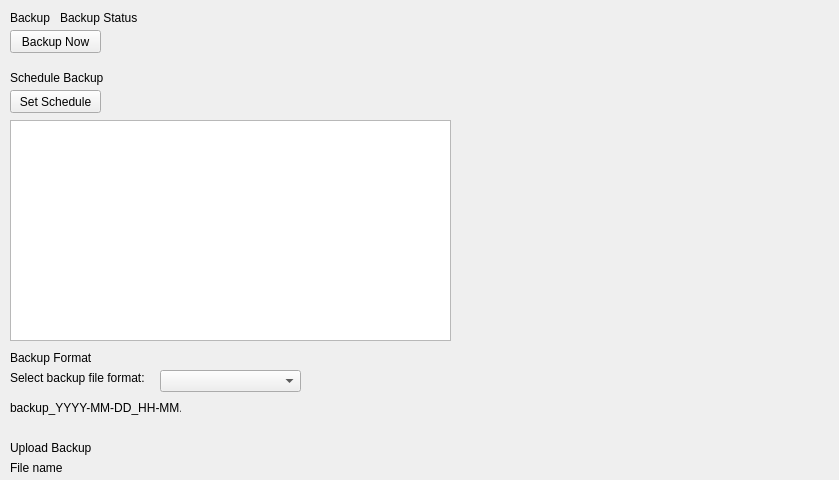
Old version of the form app/src/ui/NEW/backupRestore_page.ui in the repository Kazu0210/Inventory-System.
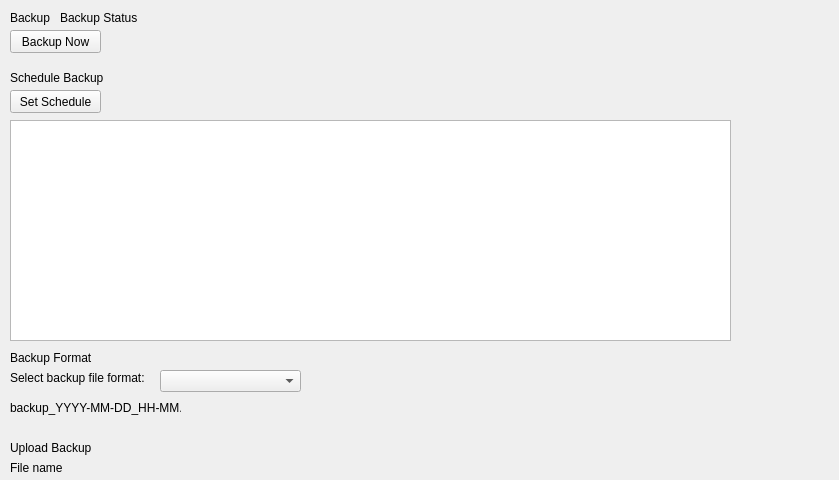
New version of the form.

Commit message: "Updated backup and restore page, added list widget and custom list item, modified UI files"

```diff
--- a/app/src/ui/NEW/backupRestore_page.ui
+++ b/app/src/ui/NEW/backupRestore_page.ui
@@ -153,15 +153,21 @@
     <string>File name</string>
    </property>
   </widget>
-  <widget class="QTableWidget" name="sched_tableWidget">
+  <widget class="QListWidget" name="listWidget">
    <property name="geometry">
     <rect>
      <x>10</x>
      <y>120</y>
-     <width>441</width>
+     <width>721</width>
      <height>221</height>
     </rect>
    </property>
+   <property name="minimumSize">
+    <size>
+     <width>721</width>
+     <height>192</height>
+    </size>
+   </property>
   </widget>
  </widget>
  <resources/>
```
The commit also changes 9 other files.
